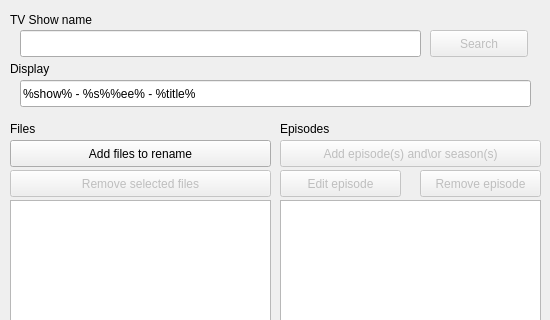
This is mainwindow.ui in TimJones/RenameTV as Qt 5 draws it before an edit; both pictures show x 0 to 550 and y 0 to 320 of the 550 by 605 pixel window. The edited form follows.
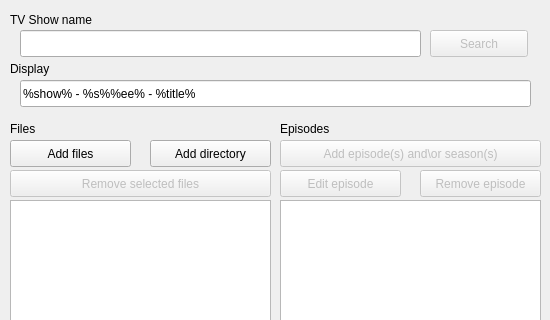
This is the edited form.

Commit message: Added a button to allow for the recursive adding of video files within a directory tree

Patch:
```diff
--- a/mainwindow.ui
+++ b/mainwindow.ui
@@ -224,12 +224,12 @@
      <rect>
       <x>10</x>
       <y>140</y>
-      <width>261</width>
+      <width>121</width>
       <height>27</height>
      </rect>
     </property>
     <property name="text">
-     <string>Add files to rename</string>
+     <string>Add files</string>
     </property>
    </widget>
    <widget class="QPushButton" name="buttonRemoveFiles">
@@ -248,6 +248,19 @@
      <string>Remove selected files</string>
     </property>
    </widget>
+   <widget class="QPushButton" name="buttonAddDir">
+    <property name="geometry">
+     <rect>
+      <x>150</x>
+      <y>140</y>
+      <width>121</width>
+      <height>27</height>
+     </rect>
+    </property>
+    <property name="text">
+     <string>Add directory</string>
+    </property>
+   </widget>
   </widget>
  </widget>
  <layoutdefault spacing="6" margin="11"/>
```
The commit also changes 2 other files.
